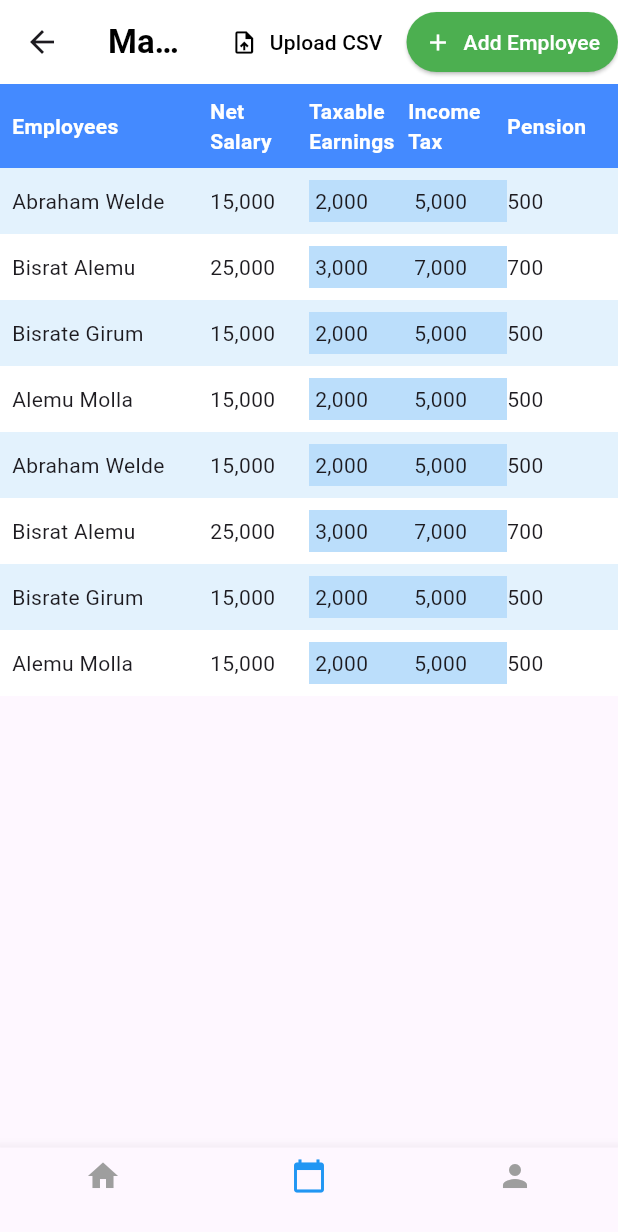
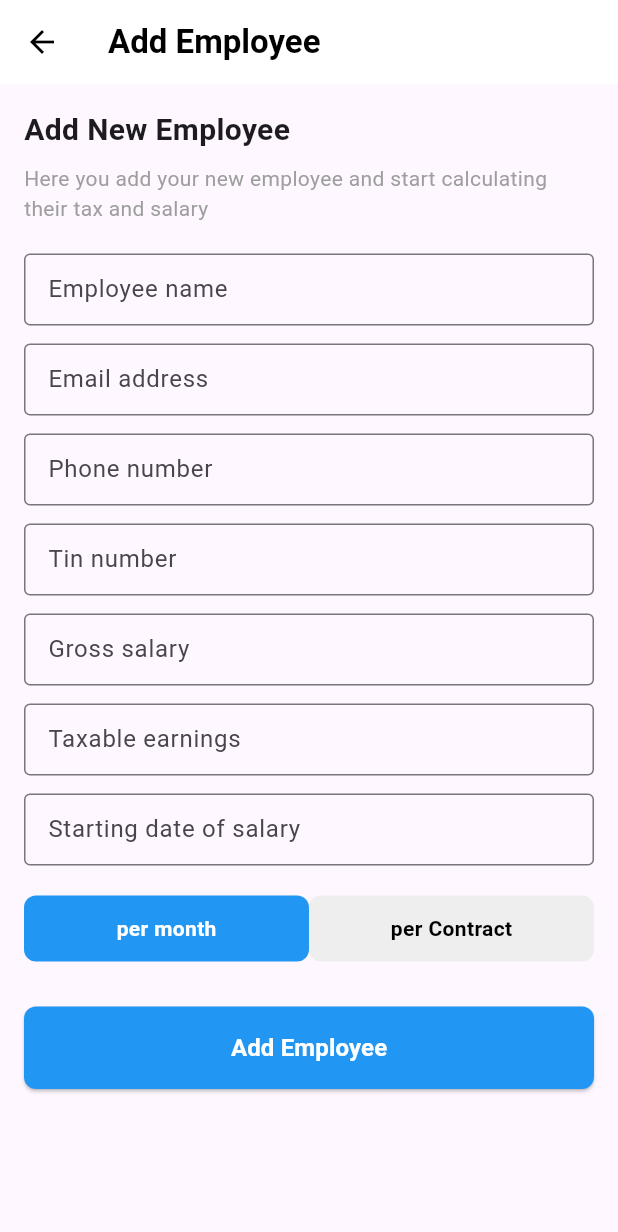
Before and after one commit to Biruk-gebru/demoz, a Flutter app: the HomeScreen screen opened by its route, item 2 of the bottom bar chosen, after a tap on "Add Employee", on a phone screen of 412 x 824 dp. Shown: the top 1232 px of the screen. Run offline on Flutter 3.47's test engine with Material 3 defaults, Android fonts, the phone set to English and light mode, and no system bars; our stand-ins replace bloc, equatable, fl_chart, flutter_bloc, hive, hive_flutter; accounts and stored records are empty.

Commit message:
feat: Implemented Final Draft of Company Profile Screen with Hive Data Integration
- Designed and developed the Company Profile screen.
- Integrated data from Hive to dynamically display company information.
- Ensured the UI matches the provided design mockup.
- Added navigation logic to seamlessly switch between tabs.

Note: This is the final draft and is not yet finalized.

```diff
--- a/lib/features/auth/home/presentation/screens/home_screen.dart
+++ b/lib/features/auth/home/presentation/screens/home_screen.dart
@@ -22,7 +22,7 @@ class _HomeScreenState extends State<HomeScreen> {
 
   // Load data from Hive
   Future<void> _loadDataFromHive() async {
-    var box = await Hive.openBox('registration_data');
+    final box = await Hive.openBox('registration_data');
     setState(() {
       numberOfEmployees = box.get('numberOfEmployees', defaultValue: 0);
     });
@@ -158,7 +158,7 @@ class _HomeScreenState extends State<HomeScreen> {
             ),
             const SizedBox(height: 20),
 
-            // Bottom Graph Cards (Swapped Positions)
+            // Bottom Graph Cards
             Row(
               children: [
                 Expanded(
@@ -167,7 +167,7 @@ class _HomeScreenState extends State<HomeScreen> {
                     content: EmployeeComposition(
                       maleEmployees: 65,
                       femaleEmployees: 35,
-                    ), // Embedding the pie chart here
+                    ),
                   ),
                 ),
                 const SizedBox(width: 10),
@@ -200,18 +200,16 @@ class _HomeScreenState extends State<HomeScreen> {
       bottomNavigationBar: BottomNavigationBar(
         currentIndex: _currentIndex,
         onTap: (index) {
-          if (index == 1) {
-            // Navigate to ManagementScreen
-            Navigator.push(
-              context,
-              MaterialPageRoute(
-                builder: (context) => const ManagementScreen(),
-              ),
-            );
-          } else {
-            setState(() {
-              _currentIndex = index;
-            });
+          setState(() {
+            _currentIndex = index;
+          });
+
+          if (index == 0) {
+            Navigator.pushReplacementNamed(context, '/home');
+          } else if (index == 1) {
+            Navigator.pushReplacementNamed(context, '/management');
+          } else if (index == 2) {
+            Navigator.pushReplacementNamed(context, '/profile');
           }
         },
         selectedItemColor: Colors.blue,
@@ -219,15 +217,15 @@ class _HomeScreenState extends State<HomeScreen> {
         items: const [
           BottomNavigationBarItem(
             icon: Icon(Icons.home),
-            label: '',
+            label: 'Home',
           ),
           BottomNavigationBarItem(
             icon: Icon(Icons.calendar_today),
-            label: '',
+            label: 'Management',
           ),
           BottomNavigationBarItem(
             icon: Icon(Icons.person),
-            label: '',
+            label: 'Profile',
           ),
         ],
       ),
--- /dev/null
+++ b/lib/features/managment/presentation/screens/add_employee.dart
@@ -0,0 +1,188 @@
+import 'package:flutter/material.dart';
+
+class AddEmployeeScreen extends StatefulWidget {
+  const AddEmployeeScreen({super.key});
+
+  @override
+  _AddEmployeeScreenState createState() => _AddEmployeeScreenState();
+}
+
+class _AddEmployeeScreenState extends State<AddEmployeeScreen> {
+  final TextEditingController _nameController = TextEditingController();
+  final TextEditingController _emailController = TextEditingController();
+  final TextEditingController _phoneController = TextEditingController();
+  final TextEditingController _tinController = TextEditingController();
+  final TextEditingController _grossSalaryController = TextEditingController();
+  final TextEditingController _taxableEarningsController =
+  TextEditingController();
+  final TextEditingController _startDateController = TextEditingController();
+
+  String _salaryType = "per month";
+
+  void _addEmployee() {
+    if (_nameController.text.isNotEmpty &&
+        _emailController.text.isNotEmpty &&
+        _phoneController.text.isNotEmpty &&
+        _tinController.text.isNotEmpty &&
+        _grossSalaryController.text.isNotEmpty &&
+        _taxableEarningsController.text.isNotEmpty &&
+        _startDateController.text.isNotEmpty) {
+      // Logic to save employee data
+      print("Employee Added Successfully");
+      print("Name: ${_nameController.text}");
+      print("Email: ${_emailController.text}");
+      print("Phone: ${_phoneController.text}");
+      print("TIN: ${_tinController.text}");
+      print("Gross Salary: ${_grossSalaryController.text}");
+      print("Taxable Earnings: ${_taxableEarningsController.text}");
+      print("Start Date: ${_startDateController.text}");
+      print("Salary Type: $_salaryType");
+
+      // Navigate back after adding the employee
+      Navigator.pop(context);
+    } else {
+      // Show error if any field is empty
+      ScaffoldMessenger.of(context).showSnackBar(
+        const SnackBar(
+          content: Text("Please fill all the fields"),
+          backgroundColor: Colors.red,
+        ),
+      );
+    }
+  }
+
+  @override
+  Widget build(BuildContext context) {
+    return Scaffold(
+      appBar: AppBar(
+        backgroundColor: Colors.white,
+        elevation: 0,
+        leading: IconButton(
+          icon: const Icon(Icons.arrow_back, color: Colors.black),
+          onPressed: () {
+            Navigator.pop(context);
+          },
+        ),
+        title: const Text(
+          'Add Employee',
+          style: TextStyle(color: Colors.black, fontWeight: FontWeight.bold),
+        ),
+      ),
+      body: SingleChildScrollView(
+        padding: const EdgeInsets.all(16.0),
+        child: Column(
+          crossAxisAlignment: CrossAxisAlignment.start,
+          children: [
+            const Text(
+              "Add New Employee",
+              style: TextStyle(fontSize: 20, fontWeight: FontWeight.bold),
+            ),
+            const SizedBox(height: 8),
+            const Text(
+              "Here you add your new employee and start calculating their tax and salary",
+              style: TextStyle(fontSize: 14, color: Colors.grey),
+            ),
+            const SizedBox(height: 20),
+
+            // Form Fields
+            _buildTextField(_nameController, "Employee name"),
+            const SizedBox(height: 12),
+            _buildTextField(_emailController, "Email address"),
+            const SizedBox(height: 12),
+            _buildTextField(_phoneController, "Phone number"),
+            const SizedBox(height: 12),
+            _buildTextField(_tinController, "Tin number"),
+            const SizedBox(height: 12),
+            _buildTextField(_grossSalaryController, "Gross salary"),
+            const SizedBox(height: 12),
+            _buildTextField(_taxableEarningsController, "Taxable earnings"),
+            const SizedBox(height: 12),
+            _buildTextField(_startDateController, "Starting date of salary",
+                keyboardType: TextInputType.datetime),
+            const SizedBox(height: 20),
+
+            // Salary Type Buttons
+            Row(
+              mainAxisAlignment: MainAxisAlignment.spaceBetween,
+              children: [
+                _buildSalaryTypeButton("per month"),
+                _buildSalaryTypeButton("per Contract"),
+              ],
+            ),
+            const SizedBox(height: 30),
+
+            // Add Employee Button
+            SizedBox(
+              width: double.infinity,
+              child: ElevatedButton(
+                onPressed: _addEmployee,
+                style: ElevatedButton.styleFrom(
+                  backgroundColor: Colors.blue,
+                  padding: const EdgeInsets.symmetric(vertical: 16),
+                  shape: RoundedRectangleBorder(
+                    borderRadius: BorderRadius.circular(8),
+                  ),
+                ),
+                child: const Text(
+                  "Add Employee",
+                  style: TextStyle(
+                    fontSize: 16,
+                    fontWeight: FontWeight.bold,
+                    color: Colors.white,
+                  ),
+                ),
+              ),
+            ),
+          ],
+        ),
+      ),
+    );
+  }
+
+  // Text Field Builder
+  Widget _buildTextField(
+      TextEditingController controller,
+      String hintText, {
+        TextInputType keyboardType = TextInputType.text,
+      }) {
+    return TextField(
+      controller: controller,
+      keyboardType: keyboardType,
+      decoration: InputDecoration(
+        hintText: hintText,
+        border: const OutlineInputBorder(),
+        contentPadding: const EdgeInsets.symmetric(horizontal: 12),
+      ),
+    );
+  }
+
+  // Salary Type Button Builder
+  Widget _buildSalaryTypeButton(String type) {
+    final isSelected = _salaryType == type;
+    return Expanded(
+      child: GestureDetector(
+        onTap: () {
+          setState(() {
+            _salaryType = type;
+          });
+        },
+        child: Container(
+          padding: const EdgeInsets.symmetric(vertical: 12),
+          decoration: BoxDecoration(
+            color: isSelected ? Colors.blue : Colors.grey[200],
+            borderRadius: BorderRadius.circular(8),
+          ),
+          child: Center(
+            child: Text(
+              type,
+              style: TextStyle(
+                color: isSelected ? Colors.white : Colors.black,
+                fontWeight: FontWeight.bold,
+              ),
+            ),
+          ),
+        ),
+      ),
+    );
+  }
+}
--- a/lib/features/managment/presentation/screens/managment_screen.dart
+++ b/lib/features/managment/presentation/screens/managment_screen.dart
@@ -1,3 +1,4 @@
+import 'package:demoz/features/managment/presentation/screens/add_employee.dart';
 import 'package:flutter/material.dart';
 
 class ManagementScreen extends StatelessWidget {
@@ -5,6 +6,8 @@ class ManagementScreen extends StatelessWidget {
 
   @override
   Widget build(BuildContext context) {
+    int _currentIndex = 1;
+
     // Sample employee data
     final List<Map<String, String>> employees = [
       {
@@ -89,7 +92,10 @@ class ManagementScreen extends StatelessWidget {
           ),
           ElevatedButton.icon(
             onPressed: () {
-              // Add Employee logic
+              Navigator.push(
+                context,
+                MaterialPageRoute(builder: (context) => const AddEmployeeScreen()),
+              );
             },
             style: ElevatedButton.styleFrom(
               backgroundColor: Colors.green,
@@ -99,6 +105,7 @@ class ManagementScreen extends StatelessWidget {
             icon: const Icon(Icons.add),
             label: const Text('Add Employee'),
           ),
+
         ],
       ),
       body: Column(
@@ -186,19 +193,11 @@ class ManagementScreen extends StatelessWidget {
                         ),
                         Expanded(
                           flex: 1,
-                          child: Container(
-                            color: Colors.blue[100],
-                            padding: const EdgeInsets.all(4.0),
-                            child: Text(employee['taxableEarnings']!),
-                          ),
+                          child: Text(employee['taxableEarnings']!),
                         ),
                         Expanded(
                           flex: 1,
-                          child: Container(
-                            color: Colors.blue[100],
-                            padding: const EdgeInsets.all(4.0),
-                            child: Text(employee['incomeTax']!),
-                          ),
+                          child: Text(employee['incomeTax']!),
                         ),
                         Expanded(
                           flex: 1,
@@ -214,10 +213,14 @@ class ManagementScreen extends StatelessWidget {
         ],
       ),
       bottomNavigationBar: BottomNavigationBar(
-        currentIndex: 1,
+        currentIndex: _currentIndex,
         onTap: (index) {
           if (index == 0) {
-            Navigator.pop(context);
+            Navigator.pushReplacementNamed(context, '/home');
+          } else if (index == 1) {
+            Navigator.pushReplacementNamed(context, '/management');
+          } else if (index == 2) {
+            Navigator.pushReplacementNamed(context, '/profile');
           }
         },
         selectedItemColor: Colors.blue,
@@ -225,15 +228,15 @@ class ManagementScreen extends StatelessWidget {
         items: const [
           BottomNavigationBarItem(
             icon: Icon(Icons.home),
-            label: '',
+            label: 'Home',
           ),
           BottomNavigationBarItem(
             icon: Icon(Icons.calendar_today),
-            label: '',
+            label: 'Management',
           ),
           BottomNavigationBarItem(
             icon: Icon(Icons.person),
-            label: '',
+            label: 'Profile',
           ),
         ],
       ),
--- a/lib/main.dart
+++ b/lib/main.dart
@@ -6,12 +6,14 @@ import 'features/auth/home/presentation/screens/home_screen.dart';
 import 'features/auth/presentation/bloc/register_bloc.dart';
 import 'features/auth/presentation/screens/register_screen.dart';
 import 'features/auth/presentation/screens/signup_screen.dart';
-import 'features/splash/presentation/screens/splash_screen.dart'; // Import the splash screen
+import 'features/managment/presentation/screens/company_profile.dart';
+import 'features/managment/presentation/screens/managment_screen.dart'; // Import the management screen
+import 'features/splash/presentation/screens/splash_screen.dart';
 
 void main() async {
   WidgetsFlutterBinding.ensureInitialized();
   await Hive.initFlutter(); // Initialize Hive
-  await Hive.openBox('your_box_name'); // Replace 'your_box_name' with the actual box name
+  await Hive.openBox('registration_data'); // Updated box name for consistency
   runApp(const MyApp());
 }
 
@@ -25,15 +27,17 @@ class MyApp extends StatelessWidget {
       theme: ThemeData(
         primarySwatch: Colors.blue,
       ),
-      initialRoute: '/',
+      initialRoute: '/splash',
       routes: {
-        '/': (context) => const SplashScreen(),
+        '/splash': (context) => const SplashScreen(),
         '/signup': (context) => const SignupScreen(),
         '/register': (context) => BlocProvider(
           create: (context) => RegisterBloc(),
           child: const RegisterScreen(),
         ),
         '/home': (context) => const HomeScreen(),
+        '/profile': (context) => const CompanyProfileScreen(),
+        '/management': (context) => const ManagementScreen(), // Add the management screen route
       },
     );
   }
```
Also changed, not shown: lib/features/managment/presentation/screens/company_profile.dart (added, +205 -0 lines).
